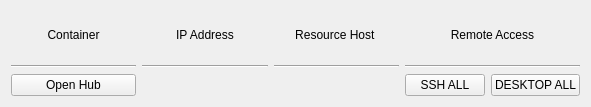
Old version of the form hub/forms/DlgEnvironment.ui in the repository subutai-io/control-center.
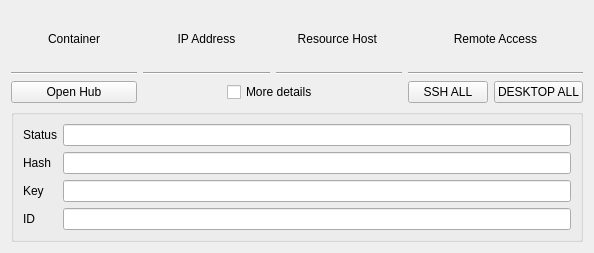
New version of the form.

What changed in the file:
```diff
--- a/hub/forms/DlgEnvironment.ui
+++ b/hub/forms/DlgEnvironment.ui
@@ -6,14 +6,24 @@
    <rect>
     <x>0</x>
     <y>0</y>
-    <width>591</width>
-    <height>107</height>
+    <width>594</width>
+    <height>253</height>
    </rect>
   </property>
   <property name="windowTitle">
    <string>Form</string>
   </property>
   <layout class="QGridLayout" name="gridLayout">
+   <item row="3" column="1" colspan="2" alignment="Qt::AlignHCenter">
+    <widget class="QCheckBox" name="cb_details">
+     <property name="layoutDirection">
+      <enum>Qt::LeftToRight</enum>
+     </property>
+     <property name="text">
+      <string>More details</string>
+     </property>
+    </widget>
+   </item>
    <item row="3" column="0">
     <widget class="QPushButton" name="btn_open_hub">
      <property name="text">
@@ -119,6 +129,55 @@
    <item row="2" column="3">
     <layout class="QFormLayout" name="cont_remote"/>
    </item>
+   <item row="4" column="0" colspan="4">
+    <widget class="QGroupBox" name="gr_details">
+     <property name="title">
+      <string/>
+     </property>
+     <layout class="QGridLayout" name="gridLayout_2">
+      <item row="0" column="0">
+       <widget class="QLabel" name="label">
+        <property name="text">
+         <string>Status</string>
+        </property>
+       </widget>
+      </item>
+      <item row="2" column="0">
+       <widget class="QLabel" name="label_3">
+        <property name="text">
+         <string>Key</string>
+        </property>
+       </widget>
+      </item>
+      <item row="1" column="0">
+       <widget class="QLabel" name="label_2">
+        <property name="text">
+         <string>Hash</string>
+        </property>
+       </widget>
+      </item>
+      <item row="3" column="0">
+       <widget class="QLabel" name="label_4">
+        <property name="text">
+         <string>ID</string>
+        </property>
+       </widget>
+      </item>
+      <item row="0" column="1">
+       <widget class="QLineEdit" name="le_env_status"/>
+      </item>
+      <item row="1" column="1">
+       <widget class="QLineEdit" name="le_env_hash"/>
+      </item>
+      <item row="2" column="1">
+       <widget class="QLineEdit" name="le_env_key"/>
+      </item>
+      <item row="3" column="1">
+       <widget class="QLineEdit" name="le_env_id"/>
+      </item>
+     </layout>
+    </widget>
+   </item>
   </layout>
  </widget>
  <resources/>
```
